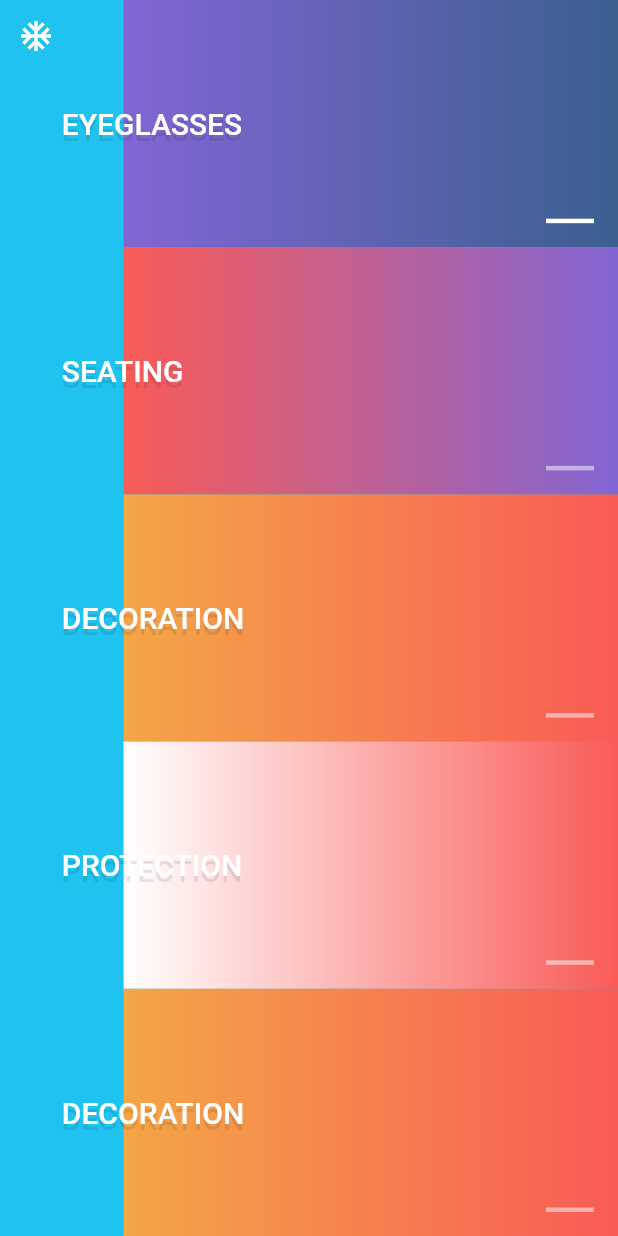
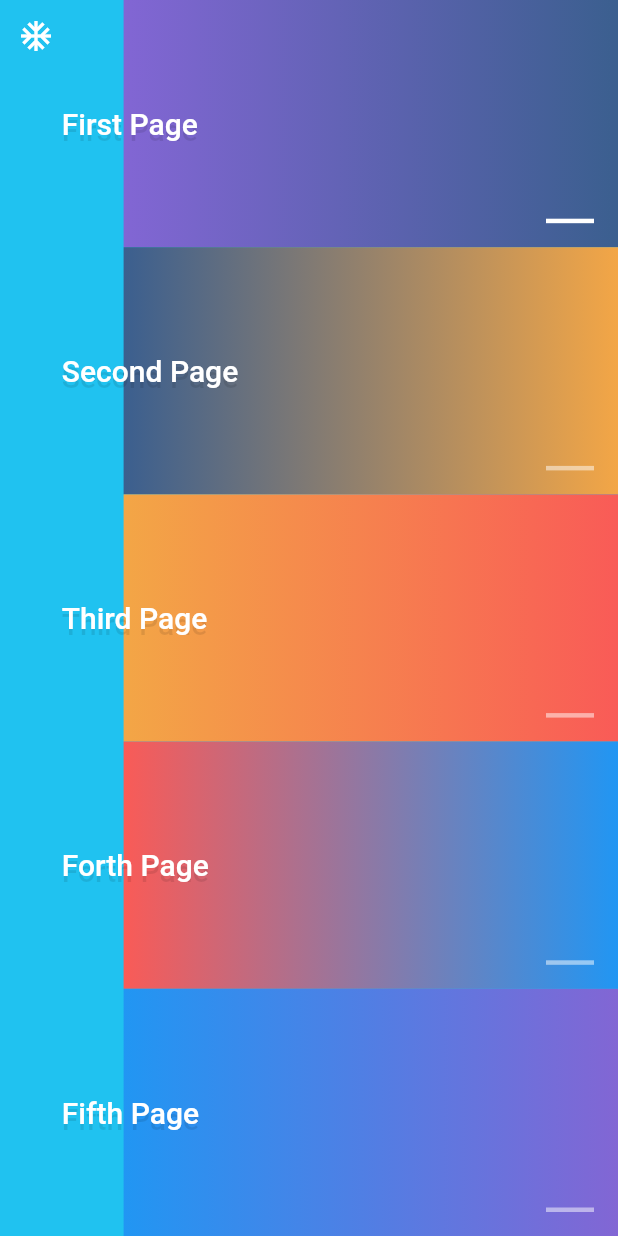
Before and after one commit to Realank/flutter_card_navi, a Flutter app: the screen it shows after launch, on a phone screen of 412 x 824 dp. Run offline on Flutter 3.47's test engine with Material 2 defaults, Android fonts, the phone set to English and light mode, and no system bars; Roboto replaces fonts that are missing (Raleway).

Commit message:
fix details

```diff
--- a/lib/main.dart
+++ b/lib/main.dart
@@ -38,28 +38,28 @@ const Color _mySin = const Color(0xFFF3A646);
 
 List<CardSection> allSections = <CardSection>[
   new CardSection(
-      title: 'EYEGLASSES',
+      title: 'First Page',
       leftColor: _mediumPurple,
       rightColor: _mariner,
-      contentWidget: Center(child: new Text('EYEGLASSES'))),
+      contentWidget: Center(child: new Text('第一页'))),
   new CardSection(
-      title: 'SEATING',
-      leftColor: _tomato,
-      rightColor: _mediumPurple,
-      contentWidget: Center(child: new Text('SEATING'))),
+      title: 'Second Page',
+      leftColor: _mariner,
+      rightColor: _mySin,
+      contentWidget: Center(child: new Text('第二页'))),
   new CardSection(
-      title: 'DECORATION',
+      title: 'Third Page',
       leftColor: _mySin,
       rightColor: _tomato,
-      contentWidget: new Text('DECORATION')),
+      contentWidget: Center(child: new Text('第三页'))),
   new CardSection(
-      title: 'PROTECTION',
-      leftColor: Colors.white,
-      rightColor: _tomato,
-      contentWidget: new Text('PROTECTION')),
+      title: 'Forth Page',
+      leftColor: _tomato,
+      rightColor: Colors.blue,
+      contentWidget: Center(child: new Text('第四页'))),
   new CardSection(
-      title: 'DECORATION',
-      leftColor: _mySin,
-      rightColor: _tomato,
-      contentWidget: new Text('DECORATION')),
+      title: 'Fifth Page',
+      leftColor: Colors.blue,
+      rightColor: _mediumPurple,
+      contentWidget: Center(child: new Text('第五页'))),
 ];
```
